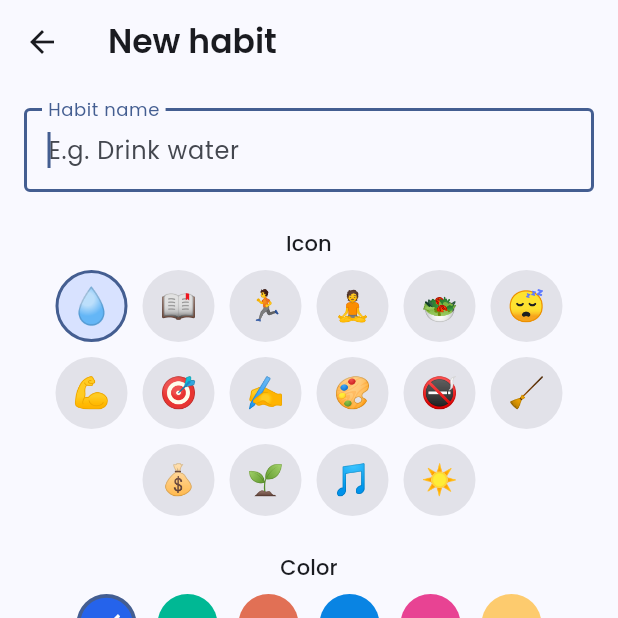
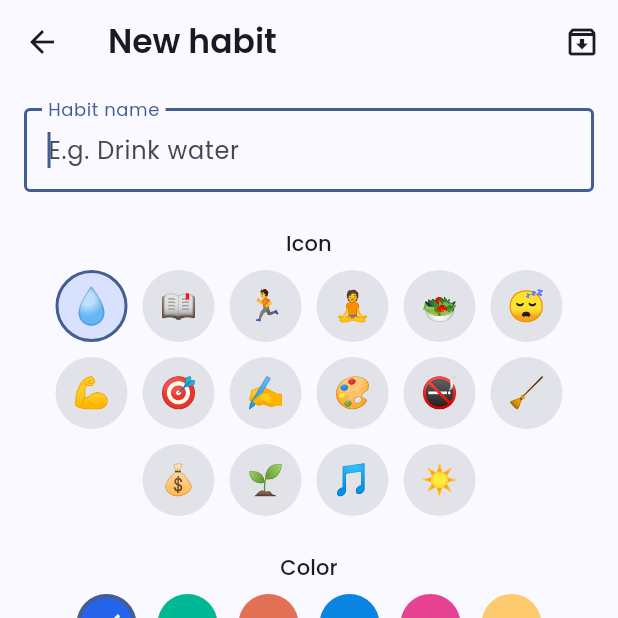
Before and after one commit to slim57000/apptest, a Flutter app: the AddHabitScreen screen opened directly, on a phone screen of 412 x 824 dp, the top half of it. Run offline on Flutter 3.47's test engine with Material 3 defaults, Android fonts, the phone set to English and light mode, and no system bars; our stand-ins replace confetti, fl_chart, flutter_animate, flutter_local_notifications, flutter_timezone, google_fonts and 6 more; missing offline and left inert: health; accounts and stored records are empty; generated files the repository leaves out were written again.

Commit message:
Habitudes archivees remontees en icone dans la barre du haut (etait enterree en bas d'un long formulaire) ; ajoute un toggle Premium debug-only (kDebugMode, absent des builds release) pour tester sans redeployer
Co-Authored-By: Claude Sonnet 5 <noreply@anthropic.com>
Claude-Session: https://claude.ai/code/session_013MYp1cgpUvT6FcpeA2ohnq

```diff
--- a/lib/screens/add_habit_screen.dart
+++ b/lib/screens/add_habit_screen.dart
@@ -56,7 +56,20 @@ class _AddHabitScreenState extends State<AddHabitScreen> {
     ];
 
     return Scaffold(
-      appBar: AppBar(title: Text(_isEditing ? l10n.editHabit : l10n.newHabit)),
+      appBar: AppBar(
+        title: Text(_isEditing ? l10n.editHabit : l10n.newHabit),
+        actions: _isEditing
+            ? null
+            : [
+                IconButton(
+                  icon: const Icon(Icons.archive_outlined),
+                  tooltip: l10n.archivedHabitsTitle,
+                  onPressed: () => Navigator.of(context).push(
+                    MaterialPageRoute(builder: (_) => const ArchivedHabitsScreen()),
+                  ),
+                ),
+              ],
+      ),
       body: ListView(
         padding: const EdgeInsets.all(16),
         children: [
@@ -260,18 +273,6 @@ class _AddHabitScreenState extends State<AddHabitScreen> {
               child: Text(_isEditing ? l10n.save : l10n.createButton),
             ),
           ),
-          if (!_isEditing) ...[
-            const SizedBox(height: 12),
-            Center(
-              child: TextButton.icon(
-                onPressed: () => Navigator.of(context).push(
-                  MaterialPageRoute(builder: (_) => const ArchivedHabitsScreen()),
-                ),
-                icon: const Icon(Icons.archive_outlined),
-                label: Text(l10n.archivedHabitsTitle),
-              ),
-            ),
-          ],
         ],
       ),
     );
```
Also changed, not shown: lib/providers/premium_provider.dart (+14 -0 lines), lib/screens/settings_screen.dart (+10 -0 lines).
